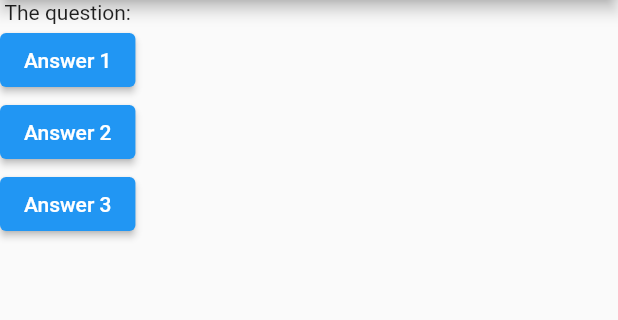
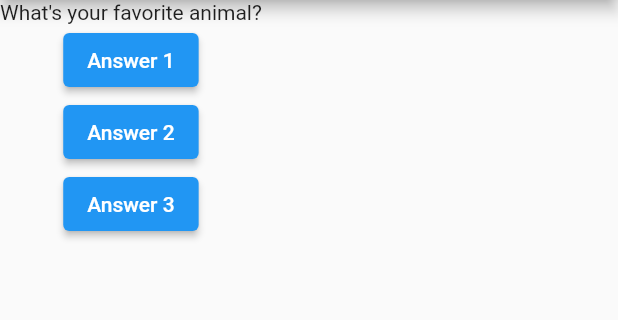
Before and after one commit to Spectari-code/quiz-flutter, a Flutter app: the screen it shows after launch, after a tap on "Answer 1", on a phone screen of 412 x 824 dp, the part 84-404 px from its top. Run offline on Flutter 3.47's test engine with Material 2 defaults, Android fonts, the phone set to English and light mode, and no system bars.

```diff
--- a/lib/main.dart
+++ b/lib/main.dart
@@ -2,22 +2,35 @@ import 'package:flutter/material.dart';
 
 void main() => runApp(MyApp());
 
-class MyApp extends StatelessWidget {
-  const MyApp({Key key}) : super(key: key);
+class MyApp extends StatefulWidget {
+  @override
+  State<StatefulWidget> createState() {
+    return MyAppState();
+  }
+}
+
+class MyAppState extends State<MyApp> {
+  var questionIndex = 0;
 
   void answerQuestion() {
-    print("Answer chosen!");
+    setState(() {
+      questionIndex = questionIndex + 1;
+    });
   }
 
   @override
   Widget build(BuildContext context) {
+    var questions = [
+      "What's your favorite color?",
+      "What's your favorite animal?",
+    ];
     return MaterialApp(
       home: Scaffold(
         appBar: AppBar(
           title: Text("Quiz App"),
         ),
         body: Column(children: <Widget>[
-          Text("The question:"),
+          Text(questions[questionIndex]),
           // Pass pointer of answerQuestion not answerQuestion() as that will
           // excecute the function when passed instead of waiting for button to
           // be pressed. In short, dont use (), just use the name.
```
